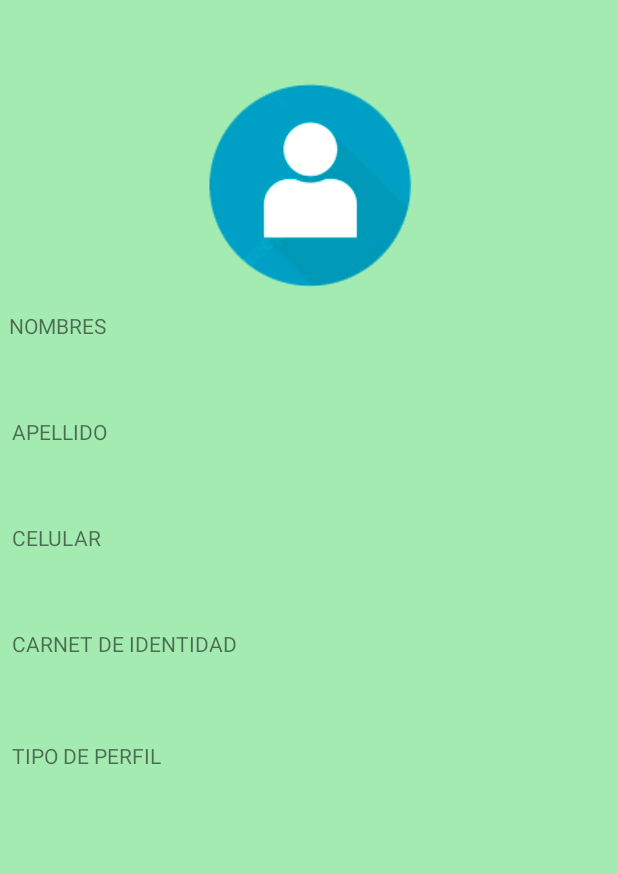
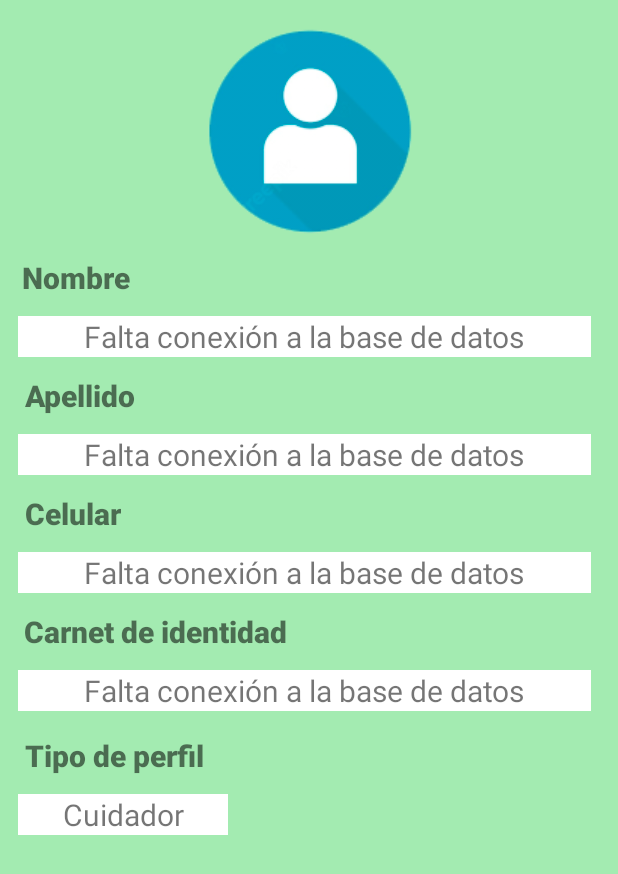
Before and after one commit to shekka12/AwichuPilfrut, an Android app: the fragment SlideshowFragment shown on its own in the app's theme, on a phone screen of 412 x 824 dp. Shown: the top 874 px of the screen. Run offline under Robolectric (Android 15) with nearby library versions, the light colour scheme and no system bars.

Commit message:
primera correccion a hu ver mi perfil

```diff
--- a/app/src/main/res/layout/fragment_slideshow.xml
+++ b/app/src/main/res/layout/fragment_slideshow.xml
@@ -12,93 +12,113 @@
             android:id="@+id/text_slideshow"
             android:layout_width="match_parent"
             android:layout_height="wrap_content"
-            android:layout_marginStart="8dp"
-            android:layout_marginEnd="8dp"
+            android:layout_marginStart="12dp"
+            android:layout_marginEnd="18dp"
             android:textAlignment="center"
             android:textSize="20sp"
             app:layout_constraintEnd_toEndOf="parent"
             app:layout_constraintStart_toStartOf="parent"
             app:layout_constraintHorizontal_bias="0.0"
-            app:layout_constraintTop_toBottomOf="@+id/textView6" android:layout_marginTop="12dp"/>
+            app:layout_constraintTop_toBottomOf="@+id/textView6" android:layout_marginTop="12dp"
+            android:background="#FFFFFF" android:text="Falta conexión a la base de datos"/>
     <TextView
             android:id="@+id/text_slideshow3"
             android:layout_width="match_parent"
             android:layout_height="wrap_content"
-            android:layout_marginStart="8dp"
-            android:layout_marginEnd="8dp"
+            android:layout_marginStart="12dp"
+            android:layout_marginEnd="18dp"
             android:textAlignment="center"
             android:textSize="20sp"
             app:layout_constraintEnd_toEndOf="parent"
             app:layout_constraintStart_toStartOf="parent"
             app:layout_constraintHorizontal_bias="0.0"
-            app:layout_constraintTop_toBottomOf="@+id/textView9" android:layout_marginTop="12dp"/>
+            app:layout_constraintTop_toBottomOf="@+id/textView9" android:layout_marginTop="12dp"
+            android:background="#FFFFFF" android:text="Falta conexión a la base de datos"/>
     <TextView
             android:id="@+id/text_slideshow2"
             android:layout_width="match_parent"
             android:layout_height="wrap_content"
-            android:layout_marginStart="8dp"
-            android:layout_marginEnd="8dp"
+            android:layout_marginStart="12dp"
+            android:layout_marginEnd="18dp"
             android:textAlignment="center"
             android:textSize="20sp"
             app:layout_constraintEnd_toEndOf="parent"
             app:layout_constraintStart_toStartOf="parent"
             app:layout_constraintHorizontal_bias="0.0"
             app:layout_constraintTop_toBottomOf="@+id/textView8"
-            android:layout_marginTop="12dp"/>
+            android:layout_marginTop="12dp" android:background="#FFFFFF"
+            android:text="Falta conexión a la base de datos"/>
     <TextView
             android:id="@+id/text_slideshow4"
             android:layout_width="match_parent"
             android:layout_height="wrap_content"
-            android:layout_marginStart="8dp"
-            android:layout_marginEnd="8dp"
+            android:layout_marginStart="12dp"
+            android:layout_marginEnd="18dp"
             android:textAlignment="center"
             android:textSize="20sp"
             app:layout_constraintEnd_toEndOf="parent"
             app:layout_constraintStart_toStartOf="parent"
             app:layout_constraintHorizontal_bias="0.0"
-            app:layout_constraintTop_toBottomOf="@+id/textView10" android:layout_marginTop="12dp"/>
+            app:layout_constraintTop_toBottomOf="@+id/textView10" android:layout_marginTop="12dp"
+            android:background="#FFFFFF" android:text="Falta conexión a la base de datos"/>
+    <TextView
+            android:id="@+id/text_slideshow5"
+            android:layout_width="match_parent"
+            android:layout_height="wrap_content"
+            android:textAlignment="center"
+            android:textSize="20sp"
+            app:layout_constraintEnd_toEndOf="parent"
+            app:layout_constraintStart_toStartOf="parent"
+            app:layout_constraintHorizontal_bias="1.0"
+            app:layout_constraintTop_toBottomOf="@+id/textView11"
+            android:background="#FFFFFF" android:layout_marginTop="12dp" android:layout_marginEnd="260dp"
+            android:layout_marginStart="12dp" android:text="Cuidador"/>
     <ImageView
             android:src="@drawable/perfil"
             android:layout_width="wrap_content"
             android:layout_height="wrap_content" android:id="@+id/imageView"
             app:layout_constraintStart_toStartOf="parent" app:layout_constraintEnd_toEndOf="parent"
             app:layout_constraintTop_toTopOf="parent"
-            android:layout_marginTop="40dp"/>
+            android:layout_marginTop="4dp"/>
     <TextView
-            android:text="NOMBRES"
+            android:text="Nombre"
             android:layout_width="wrap_content"
             android:layout_height="wrap_content" android:id="@+id/textView6"
             app:layout_constraintEnd_toEndOf="parent" app:layout_constraintStart_toStartOf="parent"
             app:layout_constraintHorizontal_bias="0.017"
             app:layout_constraintTop_toBottomOf="@+id/imageView"
-    />
+            android:fontFamily="sans-serif-black" android:layout_marginStart="9dp" android:textSize="20sp"/>
     <TextView
-            android:text="APELLIDO"
+            android:text="Apellido"
             android:layout_width="wrap_content"
             android:layout_height="wrap_content" android:id="@+id/textView8"
             app:layout_constraintEnd_toEndOf="parent" app:layout_constraintStart_toStartOf="parent"
             app:layout_constraintHorizontal_bias="0.023"
             app:layout_constraintTop_toBottomOf="@+id/text_slideshow"
-            android:layout_marginTop="12dp"/>
+            android:layout_marginTop="12dp" android:fontFamily="sans-serif-black" android:layout_marginStart="9dp"
+            android:textSize="20sp"/>
     <TextView
-            android:text="CELULAR"
+            android:text="Celular"
             android:layout_width="wrap_content"
             android:layout_height="wrap_content" android:id="@+id/textView9"
             app:layout_constraintEnd_toEndOf="parent" app:layout_constraintStart_toStartOf="parent"
             app:layout_constraintHorizontal_bias="0.022"
-            app:layout_constraintTop_toBottomOf="@+id/text_slideshow2" android:layout_marginTop="12dp"/>
+            app:layout_constraintTop_toBottomOf="@+id/text_slideshow2" android:layout_marginTop="12dp"
+            android:fontFamily="sans-serif-black" android:layout_marginStart="9dp" android:textSize="20sp"/>
     <TextView
-            android:text="CARNET DE IDENTIDAD"
+            android:text="Carnet de identidad"
             android:layout_width="wrap_content"
             android:layout_height="wrap_content" android:id="@+id/textView10"
             app:layout_constraintTop_toBottomOf="@+id/text_slideshow3"
             android:layout_marginTop="12dp" app:layout_constraintStart_toStartOf="parent"
-            app:layout_constraintEnd_toEndOf="parent" app:layout_constraintHorizontal_bias="0.03"/>
+            app:layout_constraintEnd_toEndOf="parent" app:layout_constraintHorizontal_bias="0.03"
+            android:fontFamily="sans-serif-black" android:layout_marginStart="9dp" android:textSize="20sp"/>
     <TextView
-            android:text="TIPO DE PERFIL"
+            android:text="Tipo de perfil"
             android:layout_width="wrap_content"
             android:layout_height="wrap_content" android:id="@+id/textView11"
             app:layout_constraintTop_toBottomOf="@+id/text_slideshow4"
             android:layout_marginTop="16dp" app:layout_constraintEnd_toEndOf="parent"
-            app:layout_constraintStart_toStartOf="parent" app:layout_constraintHorizontal_bias="0.025"/>
+            app:layout_constraintStart_toStartOf="parent" app:layout_constraintHorizontal_bias="0.025"
+            android:fontFamily="sans-serif-black" android:layout_marginStart="9dp" android:textSize="20sp"/>
 </androidx.constraintlayout.widget.ConstraintLayout>
```
